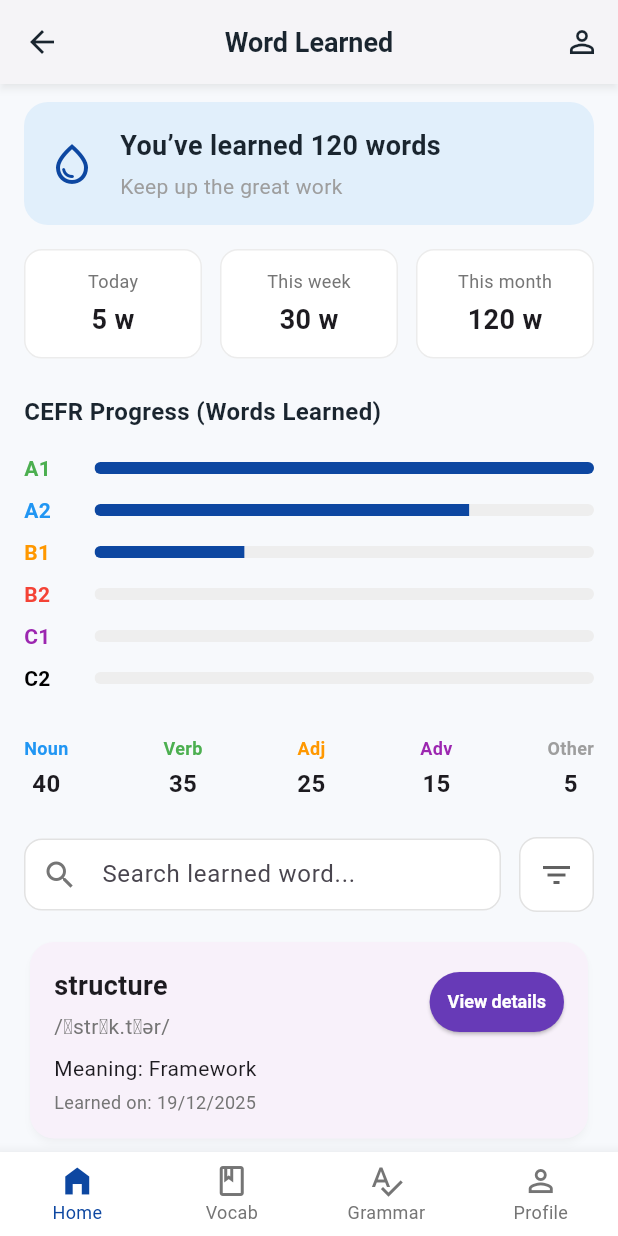
After one commit to TranDucNam17/MAGIC-ENGLISH, a Flutter app: the WordLearnedScreen screen opened directly, on a phone screen of 412 x 824 dp. The commit adds this screen. Run offline on Flutter 3.47's test engine with Material 3 defaults, Android fonts, the phone set to English and light mode, and no system bars.

Commit message:
[Feature]Design UI WordLearned and Update UI HomeDashboard and routing

```diff
--- a/lib/features/dashboard/presentation/pages/home_dashboard_page.dart
+++ b/lib/features/dashboard/presentation/pages/home_dashboard_page.dart
@@ -1,3 +1,4 @@
+import 'package:btl_magicenglish/features/dashboard/presentation/pages/word_learned_page.dart';
 import 'package:flutter/material.dart';
 
 // --- MÀN HÌNH CHÍNH (HOME DASHBOARD SCREEN) ---
@@ -201,13 +202,19 @@ class StatsGrid extends StatelessWidget {
       crossAxisSpacing: 12,
       mainAxisSpacing: 12,
       childAspectRatio: 1.5,
-      children: const [
-        _StatTile(
-          icon: Icons.translate,
-          title: "Word Learned",
-          value: "120",
-          color: Colors.blue,
+      children: [
+        GestureDetector(
+          onTap: (){
+            Navigator.push(context, MaterialPageRoute(builder: (context) => const WordLearnedScreen()));
+          },
+          child: const _StatTile(
+            icon: Icons.translate,
+            title: "Word Learned",
+            value: "120",
+            color: Colors.blue,
+          ),
         ),
+
         _StatTile(
           icon: Icons.trending_up,
           title: "CEFR Level",
--- /dev/null
+++ b/lib/features/dashboard/presentation/pages/word_learned_page.dart
@@ -0,0 +1,419 @@
+import 'package:flutter/material.dart';
+
+// --- MÀN HÌNH CHÍNH (WORD LEARNED SCREEN) ---
+class WordLearnedScreen extends StatefulWidget {
+  const WordLearnedScreen({super.key});
+
+  @override
+  State<WordLearnedScreen> createState() => _WordLearnedScreenState();
+}
+
+class _WordLearnedScreenState extends State<WordLearnedScreen> {
+  // Giả sử tab "Home" vẫn được chọn
+  final int _selectedIndex = 0;
+
+  @override
+  Widget build(BuildContext context) {
+    const Color primaryBlue = Color(0xFF0D47A1);
+    const Color lightBlueBackground = Color(0xFFF7F9FC);
+    const Color darkText = Color(0xFF1A252F);
+
+    return Scaffold(
+      backgroundColor: lightBlueBackground,
+      // 1. AppBar
+      appBar: AppBar(
+        backgroundColor: Colors.white,
+        elevation: 2.0,
+        shadowColor: Colors.grey.withOpacity(0.2),
+        leading: IconButton(
+          icon: const Icon(Icons.arrow_back, color: darkText),
+          onPressed: () => Navigator.of(context).pop(),
+        ),
+        title: const Text(
+          'Word Learned',
+          style: TextStyle(
+            color: darkText,
+            fontWeight: FontWeight.bold,
+            fontSize: 18,
+          ),
+        ),
+        centerTitle: true,
+        actions: [
+          IconButton(
+            onPressed: () {},
+            icon: const Icon(Icons.person_outline, color: darkText),
+          ),
+        ],
+      ),
+      body: SafeArea(
+        child: SingleChildScrollView(
+          child: Padding(
+            padding: const EdgeInsets.symmetric(horizontal: 16.0, vertical: 12.0),
+            child: Column(
+              crossAxisAlignment: CrossAxisAlignment.stretch,
+              children: const [
+                // 1) Summary hero card
+                SummaryHeroCard(wordCount: 120),
+                SizedBox(height: 16),
+
+                // 2) Time range stats row
+                TimeRangeStatsRow(),
+                SizedBox(height: 24),
+
+                // 3) CEFR Progress (Words Learned)
+                CefrProgressSection(),
+                SizedBox(height: 24),
+
+                // 4) Part-of-speech distribution row
+                PartOfSpeechDistribution(),
+                SizedBox(height: 24),
+
+                // 5) Search and filter bar
+                SearchAndFilterBar(),
+                SizedBox(height: 16),
+
+                // 6) Learned word list
+                LearnedWordList(),
+                SizedBox(height: 16),
+              ],
+            ),
+          ),
+        ),
+      ),
+      // BottomNavigationBar
+      bottomNavigationBar: BottomNavigationBar(
+        currentIndex: _selectedIndex,
+        onTap: (index) { /* TODO: Handle navigation */ },
+        type: BottomNavigationBarType.fixed,
+        selectedItemColor: primaryBlue,
+        unselectedItemColor: Colors.grey[600],
+        selectedFontSize: 12,
+        unselectedFontSize: 12,
+        backgroundColor: Colors.white,
+        elevation: 8.0,
+        items: const [
+          BottomNavigationBarItem(icon: Icon(Icons.home_filled), label: 'Home'),
+          BottomNavigationBarItem(icon: Icon(Icons.book_outlined), label: 'Vocab'),
+          BottomNavigationBarItem(icon: Icon(Icons.spellcheck_outlined), label: 'Grammar'),
+          BottomNavigationBarItem(icon: Icon(Icons.person_outline), label: 'Profile'),
+        ],
+      ),
+    );
+  }
+}
+
+// --- CÁC WIDGET THÀNH PHẦN ---
+
+// 1. Summary Hero Card
+class SummaryHeroCard extends StatelessWidget {
+  final int wordCount;
+  const SummaryHeroCard({super.key, required this.wordCount});
+
+  @override
+  Widget build(BuildContext context) {
+    return Container(
+      padding: const EdgeInsets.all(16),
+      decoration: BoxDecoration(
+        color: Colors.blue.withOpacity(0.1),
+        borderRadius: BorderRadius.circular(16),
+      ),
+      child: Row(
+        children: [
+          const Icon(Icons.water_drop_outlined, color: Color(0xFF0D47A1), size: 32),
+          const SizedBox(width: 16),
+          Expanded(
+            child: Column(
+              crossAxisAlignment: CrossAxisAlignment.start,
+              children: [
+                Text(
+                  "You’ve learned $wordCount words",
+                  style: const TextStyle(
+                    fontSize: 18,
+                    fontWeight: FontWeight.bold,
+                    color: Color(0xFF1A252F),
+                  ),
+                ),
+                const SizedBox(height: 4),
+                const Text(
+                  "Keep up the great work",
+                  style: TextStyle(fontSize: 14, color: Colors.grey),
+                ),
+              ],
+            ),
+          ),
+        ],
+      ),
+    );
+  }
+}
+
+// 2. Time Range Stats Row
+class TimeRangeStatsRow extends StatelessWidget {
+  const TimeRangeStatsRow({super.key});
+
+  @override
+  Widget build(BuildContext context) {
+    return Row(
+      children: const [
+        Expanded(child: _TimeStatCard(title: "Today", value: "5 w")),
+        SizedBox(width: 12),
+        Expanded(child: _TimeStatCard(title: "This week", value: "30 w")),
+        SizedBox(width: 12),
+        Expanded(child: _TimeStatCard(title: "This month", value: "120 w")),
+      ],
+    );
+  }
+}
+
+class _TimeStatCard extends StatelessWidget {
+  final String title;
+  final String value;
+  const _TimeStatCard({required this.title, required this.value});
+
+  @override
+  Widget build(BuildContext context) {
+    return Container(
+      padding: const EdgeInsets.all(12),
+      decoration: BoxDecoration(
+        color: Colors.white,
+        borderRadius: BorderRadius.circular(12),
+        border: Border.all(color: Colors.grey.withOpacity(0.2)),
+      ),
+      child: Column(
+        children: [
+          Text(title, style: TextStyle(color: Colors.grey[600], fontSize: 12)),
+          const SizedBox(height: 4),
+          Text(value, style: const TextStyle(fontSize: 18, fontWeight: FontWeight.bold)),
+        ],
+      ),
+    );
+  }
+}
+
+// 3. CEFR Progress Section
+class CefrProgressSection extends StatelessWidget {
+  const CefrProgressSection({super.key});
+
+  @override
+  Widget build(BuildContext context) {
+    return Column(
+      crossAxisAlignment: CrossAxisAlignment.start,
+      children: [
+        const Text(
+          "CEFR Progress (Words Learned)",
+          style: TextStyle(fontSize: 16, fontWeight: FontWeight.bold, color: Color(0xFF1A252F)),
+        ),
+        const SizedBox(height: 12),
+        _CefrProgressRow(level: "A1", progress: 1.0, color: Colors.green),
+        _CefrProgressRow(level: "A2", progress: 0.75, color: Colors.blue),
+        _CefrProgressRow(level: "B1", progress: 0.3, color: Colors.orange),
+        _CefrProgressRow(level: "B2", progress: 0.0, color: Colors.red),
+        _CefrProgressRow(level: "C1", progress: 0.0, color: Colors.purple),
+        _CefrProgressRow(level: "C2", progress: 0.0, color: Colors.black),
+      ],
+    );
+  }
+}
+
+class _CefrProgressRow extends StatelessWidget {
+  final String level;
+  final double progress;
+  final Color color;
+  const _CefrProgressRow({required this.level, required this.progress, required this.color});
+
+  @override
+  Widget build(BuildContext context) {
+    return Padding(
+      padding: const EdgeInsets.symmetric(vertical: 4.0),
+      child: Row(
+        children: [
+          SizedBox(
+            width: 35,
+            child: Text(
+              level,
+              style: TextStyle(fontWeight: FontWeight.bold, color: color),
+            ),
+          ),
+          const SizedBox(width: 12),
+          Expanded(
+            child: ClipRRect(
+              borderRadius: BorderRadius.circular(10),
+              child: LinearProgressIndicator(
+                value: progress,
+                backgroundColor: Colors.grey[200],
+                color: const Color(0xFF0D47A1),
+                minHeight: 8,
+              ),
+            ),
+          ),
+        ],
+      ),
+    );
+  }
+}
+
+// 4. Part-of-Speech Distribution
+class PartOfSpeechDistribution extends StatelessWidget {
+  const PartOfSpeechDistribution({super.key});
+
+  @override
+  Widget build(BuildContext context) {
+    return Row(
+      mainAxisAlignment: MainAxisAlignment.spaceBetween,
+      children: const [
+        _SpeechPartItem(label: "Noun", count: "40", color: Colors.blue),
+        _SpeechPartItem(label: "Verb", count: "35", color: Colors.green),
+        _SpeechPartItem(label: "Adj", count: "25", color: Colors.orange),
+        _SpeechPartItem(label: "Adv", count: "15", color: Colors.purple),
+        _SpeechPartItem(label: "Other", count: "5", color: Colors.grey),
+      ],
+    );
+  }
+}
+
+class _SpeechPartItem extends StatelessWidget {
+  final String label;
+  final String count;
+  final Color color;
+  const _SpeechPartItem({required this.label, required this.count, required this.color});
+
+  @override
+  Widget build(BuildContext context) {
+    return Column(
+      children: [
+        Text(label, style: TextStyle(color: color, fontWeight: FontWeight.bold, fontSize: 12)),
+        const SizedBox(height: 4),
+        Text(count, style: const TextStyle(fontSize: 16, fontWeight: FontWeight.bold)),
+      ],
+    );
+  }
+}
+
+// 5. Search and Filter Bar
+class SearchAndFilterBar extends StatelessWidget {
+  const SearchAndFilterBar({super.key});
+
+  @override
+  Widget build(BuildContext context) {
+    return Row(
+      children: [
+        Expanded(
+          child: TextField(
+            decoration: InputDecoration(
+              hintText: "Search learned word...",
+              prefixIcon: Icon(Icons.search, color: Colors.grey[600]),
+              filled: true,
+              fillColor: Colors.white,
+              contentPadding: const EdgeInsets.symmetric(vertical: 0, horizontal: 16),
+              border: OutlineInputBorder(
+                borderRadius: BorderRadius.circular(12),
+                borderSide: BorderSide(color: Colors.grey.withOpacity(0.3)),
+              ),
+              enabledBorder: OutlineInputBorder(
+                borderRadius: BorderRadius.circular(12),
+                borderSide: BorderSide(color: Colors.grey.withOpacity(0.3)),
+              ),
+            ),
+          ),
+        ),
+        const SizedBox(width: 12),
+        Container(
+          decoration: BoxDecoration(
+            color: Colors.white,
+            borderRadius: BorderRadius.circular(12),
+            border: Border.all(color: Colors.grey.withOpacity(0.3)),
+          ),
+          child: IconButton(
+            onPressed: () {},
+            icon: const Icon(Icons.filter_list),
+            color: Colors.grey[700],
+          ),
+        )
+      ],
+    );
+  }
+}
+
+// 6. Learned Word List
+class LearnedWordList extends StatelessWidget {
+  const LearnedWordList({super.key});
+
+  @override
+  Widget build(BuildContext context) {
+    // Sử dụng Column cho ví dụ. Trong thực tế, nên dùng ListView.builder.
+    return Column(
+      children: const [
+        _LearnedWordCard(
+          word: "structure",
+          ipa: "/ˈstrʌk.tʃər/",
+          meaning: "Framework",
+          learnedDate: "19/12/2025",
+        ),
+        SizedBox(height: 12),
+        _LearnedWordCard(
+          word: "serendipity",
+          ipa: "/ˌser.ənˈdɪp.ə.ti/",
+          meaning: "Finding good things without looking",
+          learnedDate: "18/12/2025",
+        ),
+      ],
+    );
+  }
+}
+
+class _LearnedWordCard extends StatelessWidget {
+  final String word;
+  final String ipa;
+  final String meaning;
+  final String learnedDate;
+
+  const _LearnedWordCard({
+    required this.word,
+    required this.ipa,
+    required this.meaning,
+    required this.learnedDate,
+  });
+
+  @override
+  Widget build(BuildContext context) {
+    return Card(
+      elevation: 2,
+      shadowColor: Colors.grey.withOpacity(0.1),
+      shape: RoundedRectangleBorder(borderRadius: BorderRadius.circular(16)),
+      child: Padding(
+        padding: const EdgeInsets.all(16.0),
+        child: Row(
+          crossAxisAlignment: CrossAxisAlignment.start,
+          children: [
+            Expanded(
+              child: Column(
+                crossAxisAlignment: CrossAxisAlignment.start,
+                children: [
+                  Text(word, style: const TextStyle(fontSize: 18, fontWeight: FontWeight.bold)),
+                  const SizedBox(height: 4),
+                  Text(ipa, style: TextStyle(color: Colors.grey[600], fontSize: 14)),
+                  const SizedBox(height: 8),
+                  Text("Meaning: $meaning", style: const TextStyle(fontSize: 14)),
+                  const SizedBox(height: 4),
+                  Text("Learned on: $learnedDate", style: TextStyle(color: Colors.grey[600], fontSize: 12)),
+                ],
+              ),
+            ),
+            const SizedBox(width: 8),
+            ElevatedButton(
+              onPressed: () {},
+              style: ElevatedButton.styleFrom(
+                backgroundColor: const Color(0xFF673AB7), // Soft purple
+                foregroundColor: Colors.white,
+                shape: const StadiumBorder(),
+                padding: const EdgeInsets.symmetric(horizontal: 12, vertical: 8),
+                textStyle: const TextStyle(fontSize: 12, fontWeight: FontWeight.bold),
+              ),
+              child: const Text("View details"),
+            )
+          ],
+        ),
+      ),
+    );
+  }
+}
```
